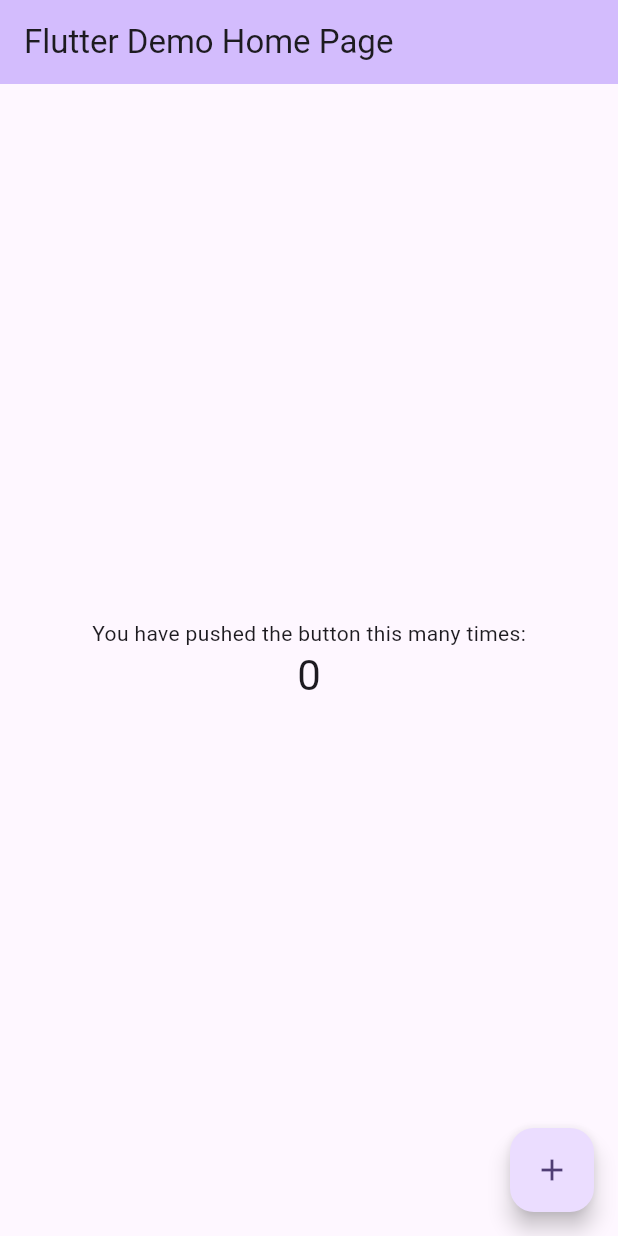
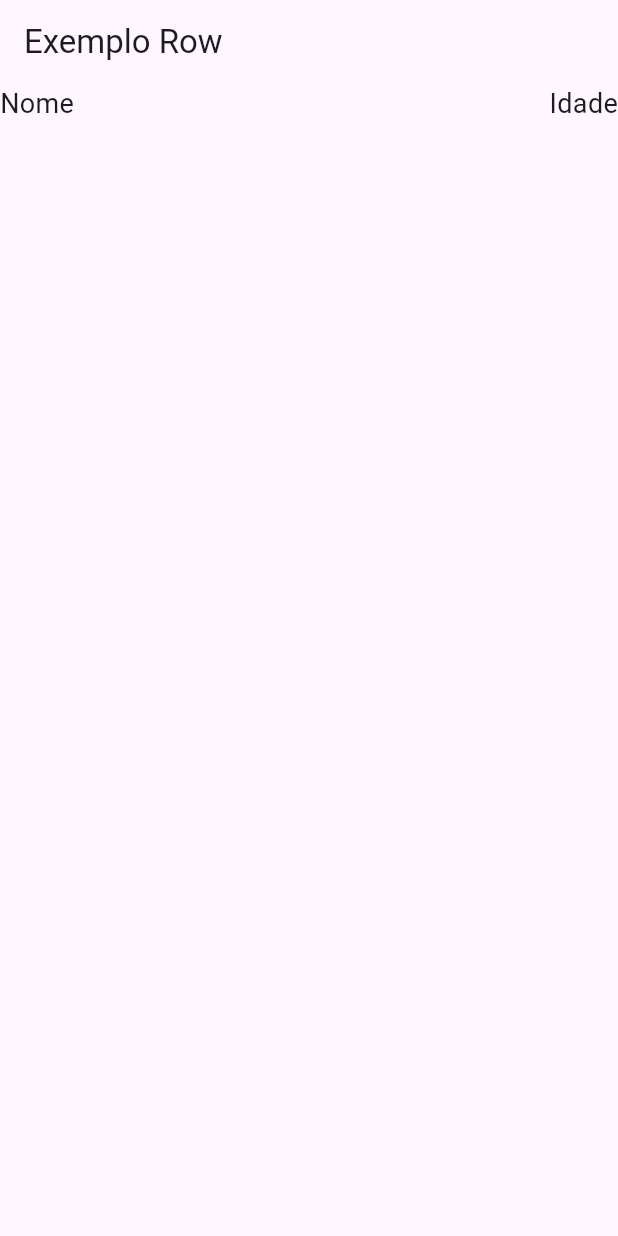
Before and after one commit to Higor16091/revisao_flutter_higor, a Flutter app: the screen it shows after launch, on a phone screen of 412 x 824 dp. Run offline on Flutter 3.47's test engine with Material 3 defaults, Android fonts, the phone set to English and light mode, and no system bars.

Commit message:
exercícios do 2 ao 6

```diff
--- a/lib/main.dart
+++ b/lib/main.dart
@@ -1,4 +1,10 @@
 import 'package:flutter/material.dart';
+import 'package:revisao_flutter_higor/revisao/exemplo1.dart';
+import 'package:revisao_flutter_higor/revisao/exemplo2.dart';
+import 'package:revisao_flutter_higor/revisao/exemplo3.dart';
+import 'package:revisao_flutter_higor/revisao/exemplo4.dart';
+import 'package:revisao_flutter_higor/revisao/exemplo5.dart';
+import 'package:revisao_flutter_higor/revisao/exemplo6.dart';
 
 void main() {
   runApp(const MyApp());
@@ -7,116 +13,11 @@ void main() {
 class MyApp extends StatelessWidget {
   const MyApp({super.key});
 
-  // This widget is the root of your application.
   @override
   Widget build(BuildContext context) {
-    return MaterialApp(
-      title: 'Flutter Demo',
-      theme: ThemeData(
-        // This is the theme of your application.
-        //
-        // TRY THIS: Try running your application with "flutter run". You'll see
-        // the application has a purple toolbar. Then, without quitting the app,
-        // try changing the seedColor in the colorScheme below to Colors.green
-        // and then invoke "hot reload" (save your changes or press the "hot
-        // reload" button in a Flutter-supported IDE, or press "r" if you used
-        // the command line to start the app).
-        //
-        // Notice that the counter didn't reset back to zero; the application
-        // state is not lost during the reload. To reset the state, use hot
-        // restart instead.
-        //
-        // This works for code too, not just values: Most code changes can be
-        // tested with just a hot reload.
-        colorScheme: .fromSeed(seedColor: Colors.deepPurple),
-      ),
-      home: const MyHomePage(title: 'Flutter Demo Home Page'),
+    return const MaterialApp(
+      debugShowCheckedModeBanner: false,
+      home: Exemplo1Page(),
     );
   }
 }
-
-class MyHomePage extends StatefulWidget {
-  const MyHomePage({super.key, required this.title});
-
-  // This widget is the home page of your application. It is stateful, meaning
-  // that it has a State object (defined below) that contains fields that affect
-  // how it looks.
-
-  // This class is the configuration for the state. It holds the values (in this
-  // case the title) provided by the parent (in this case the App widget) and
-  // used by the build method of the State. Fields in a Widget subclass are
-  // always marked "final".
-
-  final String title;
-
-  @override
-  State<MyHomePage> createState() => _MyHomePageState();
-}
-
-class _MyHomePageState extends State<MyHomePage> {
-  int _counter = 0;
-
-  void _incrementCounter() {
-    setState(() {
-      // This call to setState tells the Flutter framework that something has
-      // changed in this State, which causes it to rerun the build method below
-      // so that the display can reflect the updated values. If we changed
-      // _counter without calling setState(), then the build method would not be
-      // called again, and so nothing would appear to happen.
-      _counter++;
-    });
-  }
-
-  @override
-  Widget build(BuildContext context) {
-    // This method is rerun every time setState is called, for instance as done
-    // by the _incrementCounter method above.
-    //
-    // The Flutter framework has been optimized to make rerunning build methods
-    // fast, so that you can just rebuild anything that needs updating rather
-    // than having to individually change instances of widgets.
-    return Scaffold(
-      appBar: AppBar(
-        // TRY THIS: Try changing the color here to a specific color (to
-        // Colors.amber, perhaps?) and trigger a hot reload to see the AppBar
-        // change color while the other colors stay the same.
-        backgroundColor: Theme.of(context).colorScheme.inversePrimary,
-        // Here we take the value from the MyHomePage object that was created by
-        // the App.build method, and use it to set our appbar title.
-        title: Text(widget.title),
-      ),
-      body: Center(
-        // Center is a layout widget. It takes a single child and positions it
-        // in the middle of the parent.
-        child: Column(
-          // Column is also a layout widget. It takes a list of children and
-          // arranges them vertically. By default, it sizes itself to fit its
-          // children horizontally, and tries to be as tall as its parent.
-          //
-          // Column has various properties to control how it sizes itself and
-          // how it positions its children. Here we use mainAxisAlignment to
-          // center the children vertically; the main axis here is the vertical
-          // axis because Columns are vertical (the cross axis would be
-          // horizontal).
-          //
-          // TRY THIS: Invoke "debug painting" (choose the "Toggle Debug Paint"
-          // action in the IDE, or press "p" in the console), to see the
-          // wireframe for each widget.
-          mainAxisAlignment: .center,
-          children: [
-            const Text('You have pushed the button this many times:'),
-            Text(
-              '$_counter',
-              style: Theme.of(context).textTheme.headlineMedium,
-            ),
-          ],
-        ),
-      ),
-      floatingActionButton: FloatingActionButton(
-        onPressed: _incrementCounter,
-        tooltip: 'Increment',
-        child: const Icon(Icons.add),
-      ),
-    );
-  }
-}
--- /dev/null
+++ b/lib/revisao/exemplo1.dart
@@ -0,0 +1,21 @@
+import 'package:flutter/material.dart';
+import '../styles/exemplo1_styles.dart';
+
+class Exemplo1Page extends StatelessWidget {
+  const Exemplo1Page({super.key});
+
+
+  @override
+  Widget build(BuildContext context) {
+    return Scaffold(
+      appBar: AppBar(title: const Text("Exemplo Row")),
+      body: Row(
+        mainAxisAlignment: MainAxisAlignment.spaceBetween,
+        children: [
+          Text("Nome", style: Exemplo1Styles.textoPadrao),
+          Text("Idade", style: Exemplo1Styles.textoPadrao),
+        ],
+      ),
+    );
+  }
+}
--- /dev/null
+++ b/lib/styles/exemplo1_styles.dart
@@ -0,0 +1,5 @@
+import 'package:flutter/material.dart';
+
+class Exemplo1Styles {
+  static const TextStyle textoPadrao = TextStyle(fontSize: 18);
+}
--- /dev/null
+++ b/lib/styles/exemplo5_styles.dart
@@ -0,0 +1,5 @@
+import 'package:flutter/material.dart';
+
+class Exemplo5Styles {
+  static const TextStyle textoItem = TextStyle(fontSize: 16);
+}
--- /dev/null
+++ b/lib/styles/exemplo6_styles.dart
@@ -0,0 +1,6 @@
+import 'package:flutter/material.dart';
+
+class Exemplo6Styles {
+  static const Color corIcone = Colors.green;
+  static const TextStyle textoItem = TextStyle(fontSize: 16);
+}
```
Also changed, not shown: lib/revisao/exemplo2.dart (added, +21 -0 lines), lib/revisao/exemplo3.dart (added, +30 -0 lines), lib/revisao/exemplo4.dart (added, +36 -0 lines), lib/revisao/exemplo5.dart (added, +20 -0 lines), lib/revisao/exemplo6.dart (added, +25 -0 lines), lib/styles/exemplo2_styles.dart (added, +10 -0 lines), lib/styles/exemplo3_styles.dart (added, +8 -0 lines), lib/styles/exemplo4_styles.dart (added, +10 -0 lines).
